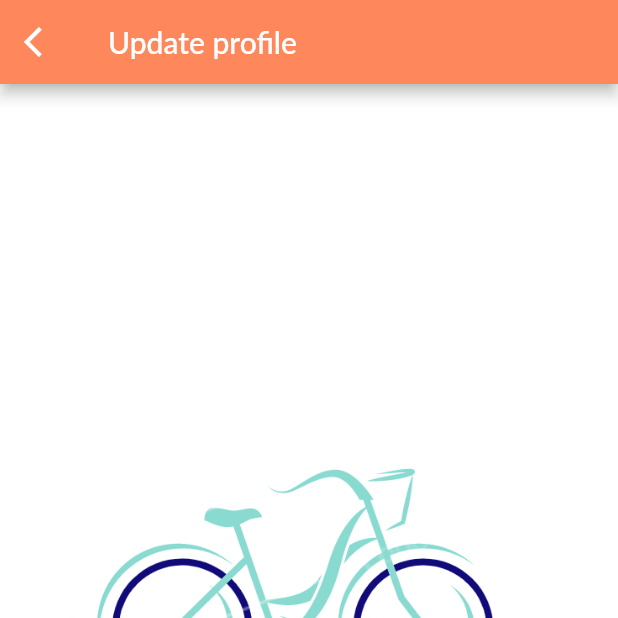
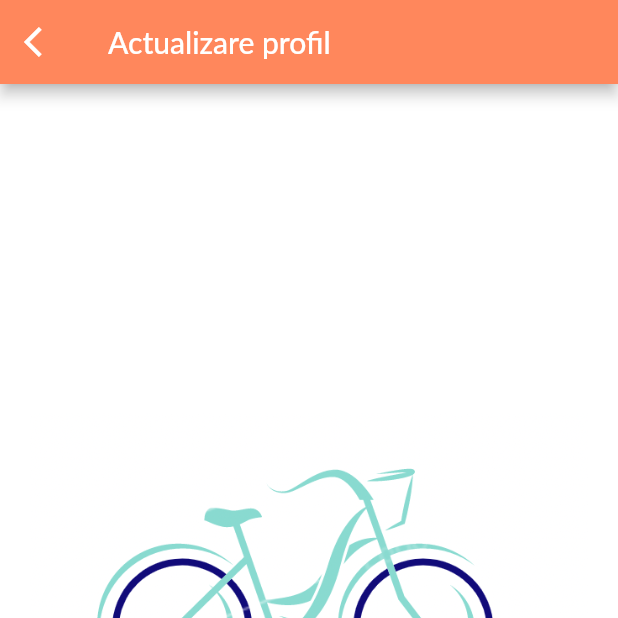
Before and after one commit to Seician/lucrare_licenta, a Flutter app: the UpdateAccountPage screen opened by its route, on a phone screen of 412 x 824 dp, the top half of it. Run offline on Flutter 3.47's test engine with Material 2 defaults, Android fonts, the phone set to English and light mode, and no system bars; our stand-ins replace connectivity, dots_indicator, flutter_typeahead, geocoding, geolocator, get and 5 more; missing offline and left inert: connectivity_for_web, firebase_core_web, firebase_messaging_web, geolocator_web, google_maps_webservice, pointer_interceptor and 1 more; accounts and stored records are empty; network calls fail; Roboto replaces fonts that are missing (Lato).

Commit message:
adaugare text

```diff
--- a/lib/screens/account/update_account_page.dart
+++ b/lib/screens/account/update_account_page.dart
@@ -49,7 +49,7 @@ class _UpdateAccountPageState extends State<UpdateAccountPage> {
     return Scaffold(
       backgroundColor: Theme.of(context).cardColor,
       appBar: AppBar(
-        title: Text("Update profile"),
+        title: Text("Actualizare profil"),
         backgroundColor: Theme.of(context).primaryColor,
         leading: IconButton(
           onPressed: () => Get.offNamed(RouteHelper.getAccountPage()),
@@ -161,7 +161,7 @@ class _UpdateAccountPageState extends State<UpdateAccountPage> {
                                     SizedBox(
                                         height: Dimensions.PADDING_SIZE_LARGE),
                                     Text(
-                                      'email',
+                                      'Email',
                                       style: robotoRegular.copyWith(
                                           fontSize: Dimensions.fontSizeSmall,
                                           color:
@@ -179,7 +179,7 @@ class _UpdateAccountPageState extends State<UpdateAccountPage> {
                                         height: Dimensions.PADDING_SIZE_LARGE),
                                     Row(children: [
                                       Text(
-                                        'phone',
+                                        'Telefon',
                                         style: robotoRegular.copyWith(
                                             fontSize: Dimensions.fontSizeSmall,
                                             color: Theme.of(context)
```
